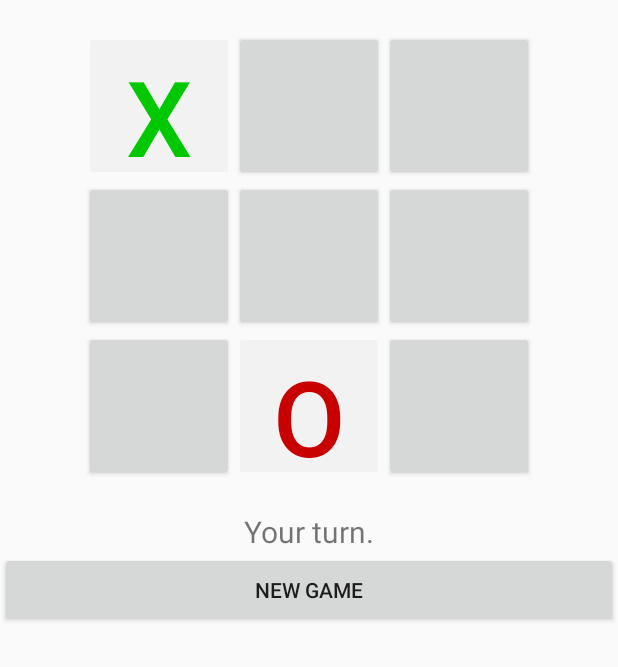
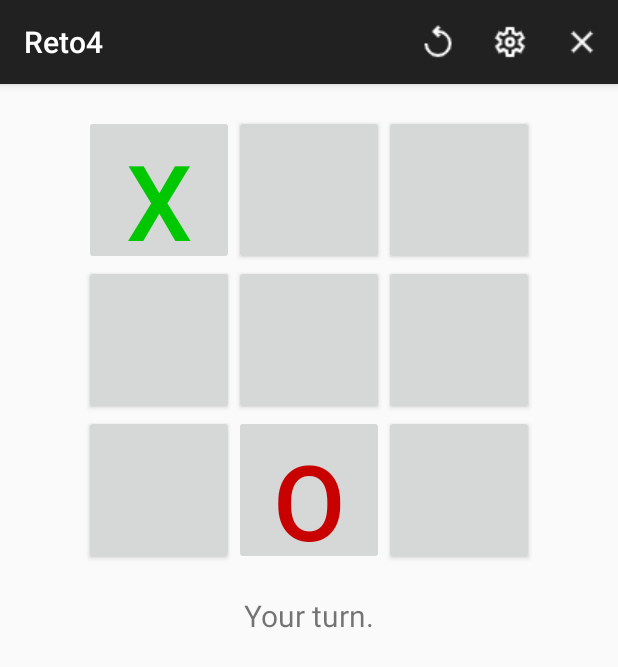
Before and after one commit to dalvaradoc/dadm, an Android app built with Jetpack Compose: the screen it shows after launch (MainActivity), after a tap on an icon or button, on a phone screen of 412 x 824 dp. Shown: the top 667 px of the screen. Run offline under Robolectric (Android 15) with nearby library versions, the phone set to English and light mode, and no system bars.

Commit message:
Reto4 completado (sin reto extra)

```diff
--- a/reto4/app/src/main/java/co/edu/unal/reto3/TicTacToeGame.java
+++ b/reto4/app/src/main/java/co/edu/unal/reto3/TicTacToeGame.java
@@ -17,8 +17,13 @@ public class TicTacToeGame {
     public static final char HUMAN_PLAYER = 'X';
     public static final char COMPUTER_PLAYER = 'O';
     public static final char OPEN_SPOT = ' ';
+    // The computer's difficulty levels
+    public enum DifficultyLevel {Easy, Harder, Expert};
+    // Current difficulty level
+    private DifficultyLevel mDifficultyLevel = DifficultyLevel.Expert;
 
     private Random mRand;
+
 
     public TicTacToeGame() {
 
@@ -86,9 +91,12 @@ public class TicTacToeGame {
 
     public int getComputerMove()
     {
+        System.out.println("Generating move in difficulty " + mDifficultyLevel);
         int move;
 
+        // Check if difficulty is not easy (so is expert or hard)
         // First see if there's a move O can make to win
+        if (mDifficultyLevel != DifficultyLevel.Easy) {
             for (int i = 0; i < BOARD_SIZE; i++) {
                 if (mBoard[i] != HUMAN_PLAYER && mBoard[i] != COMPUTER_PLAYER) {
                     mBoard[i] = COMPUTER_PLAYER;
@@ -98,8 +106,11 @@ public class TicTacToeGame {
                     mBoard[i] = OPEN_SPOT;
                 }
             }
+        }
 
+        // Check if difficulty is expert
         // See if there's a move O can make to block X from winning
+        if (mDifficultyLevel == DifficultyLevel.Expert) {
             for (int i = 0; i < BOARD_SIZE; i++) {
                 if (mBoard[i] != HUMAN_PLAYER && mBoard[i] != COMPUTER_PLAYER) {
                     mBoard[i] = HUMAN_PLAYER;
@@ -109,7 +120,9 @@ public class TicTacToeGame {
                     mBoard[i] = OPEN_SPOT;
                 }
             }
+        }
 
+        // Any difficulty can end up in a random move
         // Generate random move
         do
         {
@@ -137,4 +150,19 @@ public class TicTacToeGame {
 
         mBoard[location] = player;
     }
+
+    public DifficultyLevel getDifficultyLevel() {
+        return mDifficultyLevel;
     }
+    public void setDifficultyLevel(int difficultyLevel) {
+        if (difficultyLevel < 0 || difficultyLevel > 2){
+            return;
+        }
+        System.out.println("New dificulty lvl is: " + DifficultyLevel.values()[difficultyLevel]);
+        mDifficultyLevel = DifficultyLevel.values()[difficultyLevel];
+    }
+
+    public int getDifficultyLevelInt () {
+        return mDifficultyLevel.ordinal();
+    }
+}
--- a/reto4/app/src/main/res/layout/main_layout.xml
+++ b/reto4/app/src/main/res/layout/main_layout.xml
@@ -46,7 +46,4 @@
         android:layout_height="wrap_content" android:text="info"
         android:gravity="center_horizontal" android:layout_marginTop="20dp"
         android:textSize="20dp" />
-    <Button
-        android:layout_width="fill_parent"
-        android:layout_height="50dp" android:text="New Game" android:id="@+id/btnNewGame" />
 </LinearLayout>
--- /dev/null
+++ b/reto4/app/src/main/res/menu/options_menu.xml
@@ -0,0 +1,15 @@
+<menu xmlns:app="http://schemas.android.com/apk/res-auto"
+    xmlns:android="http://schemas.android.com/apk/res/android">
+    <item android:id="@+id/new_game"
+        android:title="New Game"
+        android:icon="@drawable/new_game"
+        app:showAsAction="ifRoom|withText" />
+    <item android:id="@+id/ai_difficulty"
+        android:title="Difficulty"
+        android:icon="@drawable/difficulty_level"
+        app:showAsAction="ifRoom|withText" />
+    <item android:id="@+id/quit"
+        android:title="Quit"
+        android:icon="@drawable/quit_game"
+        app:showAsAction="ifRoom|withText" />
+</menu>
--- a/reto4/app/src/main/res/values/strings.xml
+++ b/reto4/app/src/main/res/values/strings.xml
@@ -6,4 +6,13 @@
     <string name="result_tie">It\'s a tie.</string>
     <string name="result_human_wins">You won!</string>
     <string name="result_computer_wins">Android won!</string>
+    <string name="difficulty_choose">Choose a difficulty level</string>
+    <string-array name="difficulties">
+        <item>Easy</item>
+        <item>Hard</item>
+        <item>Expert</item>
+    </string-array>
+    <string name="quit_question">Are you sure you want to quit?</string>
+    <string name="yes">Yes</string>
+    <string name="no">No</string>
 </resources>
--- a/reto4/app/src/main/res/values/themes.xml
+++ b/reto4/app/src/main/res/values/themes.xml
@@ -1,5 +1,5 @@
 <?xml version="1.0" encoding="utf-8"?>
 <resources>
 
-    <style name="Theme.Reto3" parent="android:Theme.Material.Light.NoActionBar" />
+    <style name="Theme.Reto3" parent="Theme.AppCompat.Light.DarkActionBar" />
 </resources>
--- a/reto4/gradle.properties
+++ b/reto4/gradle.properties
@@ -15,6 +15,7 @@ org.gradle.jvmargs=-Xmx2048m -Dfile.encoding=UTF-8
 # Android operating system, and which are packaged with your app's APK
 # https://developer.android.com/topic/libraries/support-library/androidx-rn
 android.useAndroidX=true
+android.enableJetifier=true
 # Kotlin code style for this project: "official" or "obsolete":
 kotlin.code.style=official
 # Enables namespacing of each library's R class so that its R class includes only the
```
Also changed, not shown: reto4/app/build.gradle.kts (+9 -0 lines), reto4/app/src/main/java/co/edu/unal/reto3/MainActivity.kt (+83 -10 lines), reto4/app/src/main/res/drawable/difficulty_level.png (added), reto4/app/src/main/res/drawable/new_game.png (added), reto4/app/src/main/res/drawable/quit_game.png (added). Lines whose indentation alone changed are shown as unchanged.
